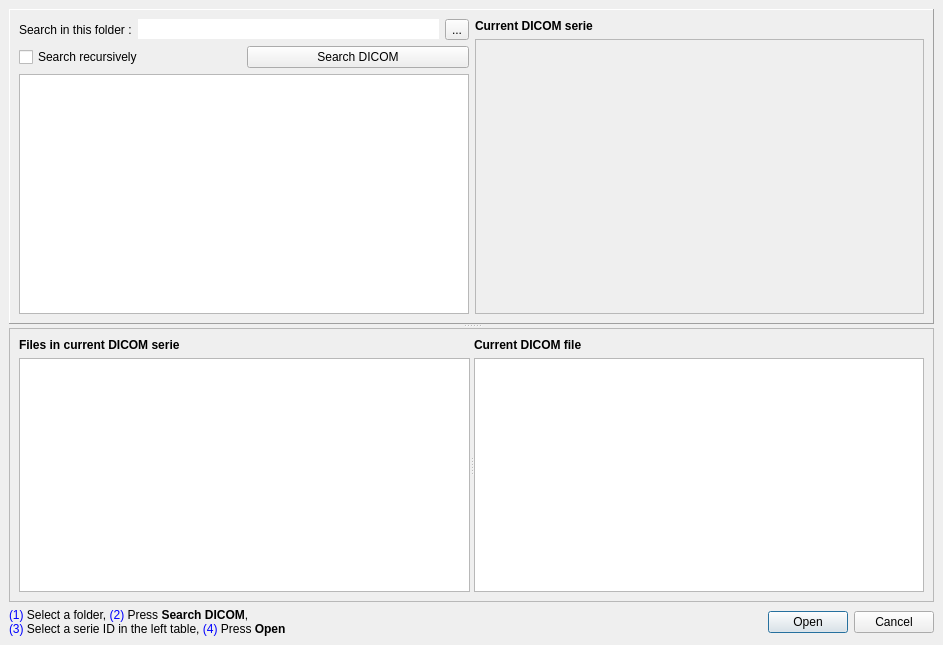
Old version of the form vv/qt_ui/vvDicomSeriesSelector.ui in the repository open-vv/vv.
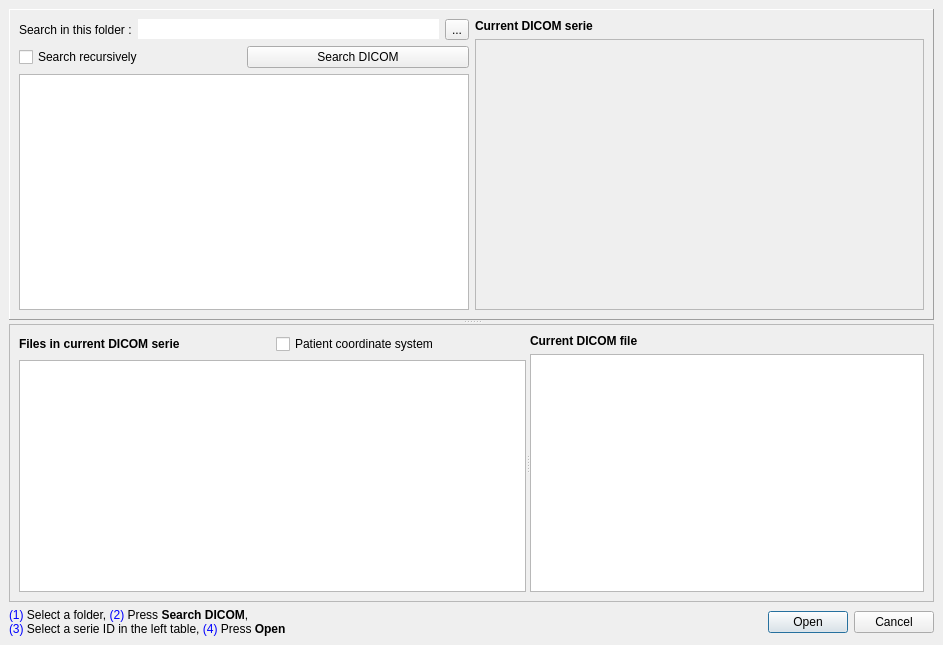
New version of the form.

Commit message: Open Dicom with imaging machine coordinate system (Identity matrix) by default Add a check box to open it with patient coordinate system

What changed in the file:
```diff
--- a/vv/qt_ui/vvDicomSeriesSelector.ui
+++ b/vv/qt_ui/vvDicomSeriesSelector.ui
@@ -216,6 +216,8 @@
             <number>0</number>
            </property>
            <item>
+            <layout class="QHBoxLayout" name="horizontalLayout_3" >
+             <item>
             <widget class="QLabel" name="mLabelSelected_3" >
              <property name="sizePolicy" >
               <sizepolicy vsizetype="Minimum" hsizetype="Preferred" >
@@ -230,6 +232,15 @@
               <enum>Qt::RichText</enum>
              </property>
             </widget>
+             </item>
+             <item>
+              <widget class="QCheckBox" name="mIsMatrixCheckBox" >
+               <property name="text" >
+                <string>Patient coordinate system</string>
+               </property>
+              </widget>
+             </item>
+            </layout>
            </item>
            <item>
             <widget class="QListWidget" name="mDicomDetailsListWidget" >
```
Lines whose indentation alone changed are shown as unchanged. The commit also changes 10 other files.
